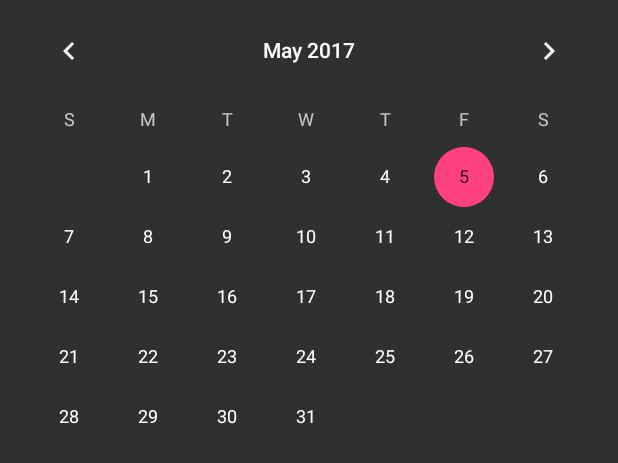
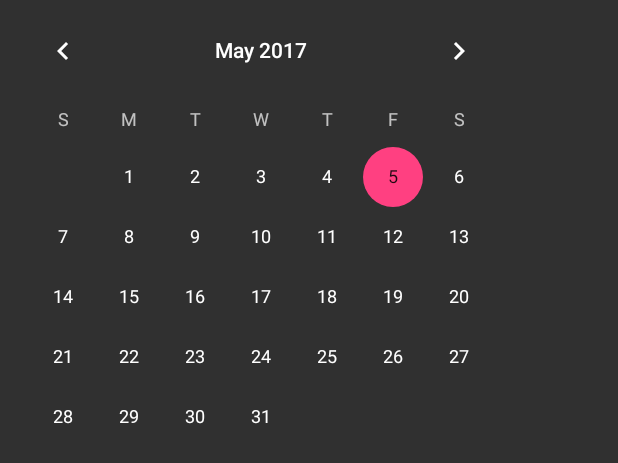
Before and after one commit to Herofresh/TimeAid, an Android app: the layout calendarlo.xml on its own in the app's theme, with its tools: preview values and no code run, on a phone screen of 412 x 824 dp. Shown: the top 463 px of the screen. Run offline under Robolectric (Android 15) with nearby library versions, the light colour scheme and no system bars.

Commit message:
CalenderView_verbessert
CalenderView stürzt nicht mehr ab........yaaaaaaay

```diff
--- a/Programmieren/TimeAid28.04.2017/app/src/main/java/com/htkshkoder/navigationdrawer/CalendarFragment.java
+++ b/Programmieren/TimeAid28.04.2017/app/src/main/java/com/htkshkoder/navigationdrawer/CalendarFragment.java
@@ -4,11 +4,13 @@ package com.htkshkoder.navigationdrawer;
 
 import android.app.Fragment;
 import android.os.Bundle;
+import android.support.annotation.NonNull;
 import android.support.annotation.Nullable;
 import android.view.LayoutInflater;
 import android.view.View;
 import android.view.ViewGroup;
 import android.widget.CalendarView;
+import android.widget.Toast;
 
 /**
  * Created by FeJo on 28.04.2017.
@@ -23,23 +25,24 @@ public class CalendarFragment extends Fragment {
     public CalendarView onCreateView(LayoutInflater inflater, @Nullable ViewGroup container, Bundle savedInstanceState) {
 
 
-            myView = (CalendarView) inflater.inflate(R.layout.calendarlo, container, false);
+        myView = (CalendarView) inflater.inflate(R.layout.calendarlo, container, false);
 
-        return myView;
 
-         //myView = (CalendarView)inflater.inflate(R.layout.calendarlo, container, false);
+
+        //myView = (CalendarView)inflater.inflate(R.layout.calendarlo, container, false);
 
         //myView =  (CalendarView)getView().findViewById(R.id.simpleCalendarView);
 
 
-//        simpleCalendarView.setOnDateChangeListener(new CalendarView.OnDateChangeListener() {
-//            @Override
-//            public void onSelectedDayChange(@NonNull CalendarView view, int year, int month, int dayOfMonth) {
-//                month +=1;
-//                Toast.makeText(getActivity(),dayOfMonth + "/" + month +"/" + year, Toast.LENGTH_LONG).show();
-//            }
-//        });
-        //return myView;
+        myView.setOnDateChangeListener(new CalendarView.OnDateChangeListener() {
+            @Override
+            public void onSelectedDayChange(@NonNull CalendarView view, int year, int month, int dayOfMonth) {
+
+                month +=1;
+                Toast.makeText(getActivity(),dayOfMonth + "/" + month +"/" + year, Toast.LENGTH_LONG).show();
+            }
+        });
+        return myView;
         //return super.onCreateView(inflater, container, savedInstanceState);
 
 
--- a/Programmieren/TimeAid28.04.2017/app/src/main/res/layout/calendarlo.xml
+++ b/Programmieren/TimeAid28.04.2017/app/src/main/res/layout/calendarlo.xml
@@ -1,20 +1,19 @@
 <?xml version="1.0" encoding="utf-8"?>
-<LinearLayout xmlns:android="http://schemas.android.com/apk/res/android"
-    android:layout_width="match_parent"
-    android:layout_height="match_parent"
+<CalendarView xmlns:android="http://schemas.android.com/apk/res/android"
+
+    xmlns:tools="http://schemas.android.com/tools"
+    android:id="@+id/simpleCalendarView"
+    android:layout_width="wrap_content"
+
+
+    android:layout_height="wrap_content"
+    android:maxDate="01/01/2020"
+    android:minDate="01/01/2017"
     android:orientation="vertical"
-    xmlns:tools="http://schemas.android.com/tools"
-    tools:context=".CalendarFragment">
+    android:selectedWeekBackgroundColor="#0000CD"
+    tools:context=".CalendarFragment"
+    tools:layout_editor_absoluteX="8dp"
+    tools:layout_editor_absoluteY="8dp">
 
-    <CalendarView
-        android:id="@+id/simpleCalendarView"
-        android:layout_width="match_parent"
-        android:layout_height="match_parent"
-        android:maxDate="01/01/2020"
-        android:minDate="01/01/2017"
-        android:selectedWeekBackgroundColor="#0000CD"
-        tools:layout_editor_absoluteX="8dp"
-        tools:layout_editor_absoluteY="8dp">
-    </CalendarView>
 
-</LinearLayout>
+</CalendarView>
```
